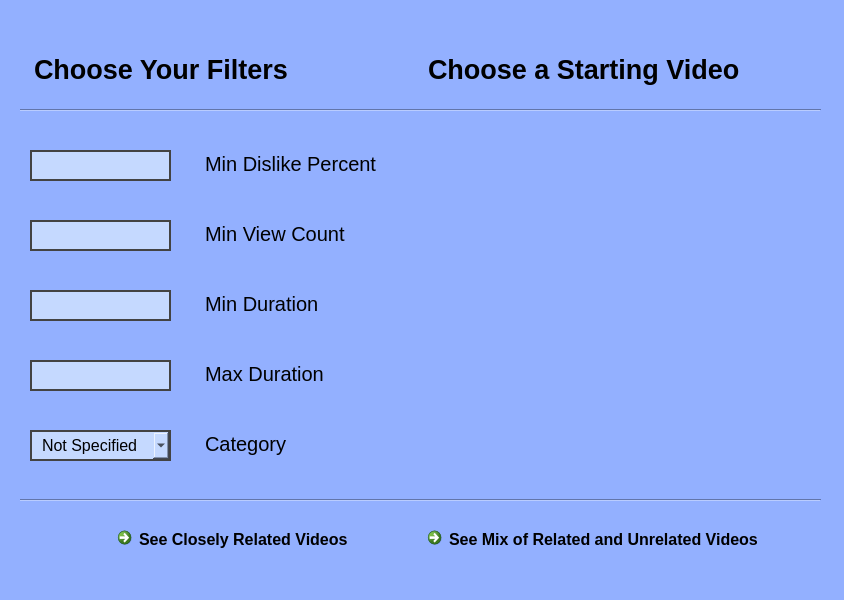
Qt form YourTube/mainwindow.ui (chrisnicollo/Choose-YourTube) before a commit.
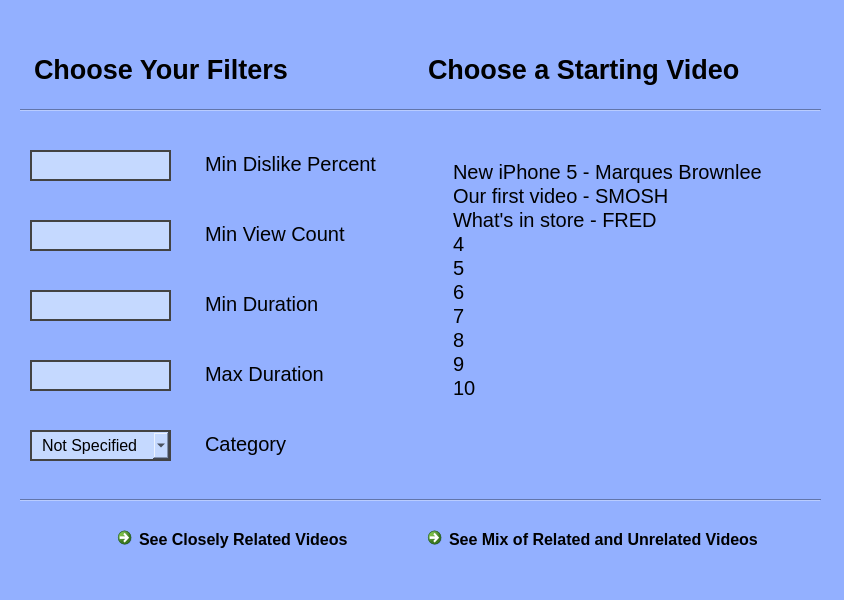
The same form after that commit.

Commit message: Added video selection box

The edit to the form file:
```diff
--- a/YourTube/mainwindow.ui
+++ b/YourTube/mainwindow.ui
@@ -428,6 +428,81 @@
      <enum>Qt::Horizontal</enum>
     </property>
    </widget>
+   <widget class="QListWidget" name="listWidget">
+    <property name="geometry">
+     <rect>
+      <x>440</x>
+      <y>160</y>
+      <width>371</width>
+      <height>281</height>
+     </rect>
+    </property>
+    <property name="styleSheet">
+     <string notr="true">QListWidget {
+	border: none;
+	color: black;
+	padding-left: 10px;
+	padding-right: 10px;
+	padding-bottom: 3px;
+	font-size: 20px;
+}
+
+QListView::item:selected {
+	background-color: rgb(110, 117, 255);
+	color: black;
+}</string>
+    </property>
+    <item>
+     <property name="text">
+      <string>New iPhone 5 - Marques Brownlee</string>
+     </property>
+    </item>
+    <item>
+     <property name="text">
+      <string>Our first video - SMOSH</string>
+     </property>
+    </item>
+    <item>
+     <property name="text">
+      <string>What's in store - FRED</string>
+     </property>
+    </item>
+    <item>
+     <property name="text">
+      <string>4</string>
+     </property>
+    </item>
+    <item>
+     <property name="text">
+      <string>5</string>
+     </property>
+    </item>
+    <item>
+     <property name="text">
+      <string>6</string>
+     </property>
+    </item>
+    <item>
+     <property name="text">
+      <string>7</string>
+     </property>
+    </item>
+    <item>
+     <property name="text">
+      <string>8</string>
+     </property>
+    </item>
+    <item>
+     <property name="text">
+      <string>9</string>
+     </property>
+    </item>
+    <item>
+     <property name="text">
+      <string>10</string>
+     </property>
+    </item>
+   </widget>
   </widget>
   <widget class="QStatusBar" name="statusBar"/>
   <action name="actionWhat">
```
The commit also changes 2 other files.
